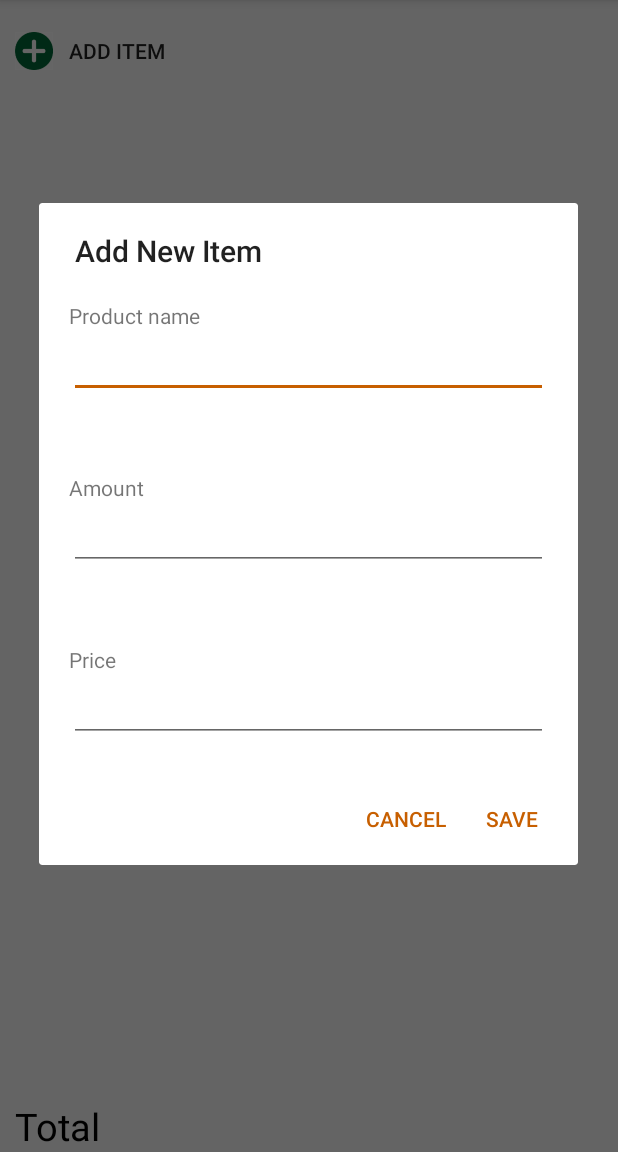
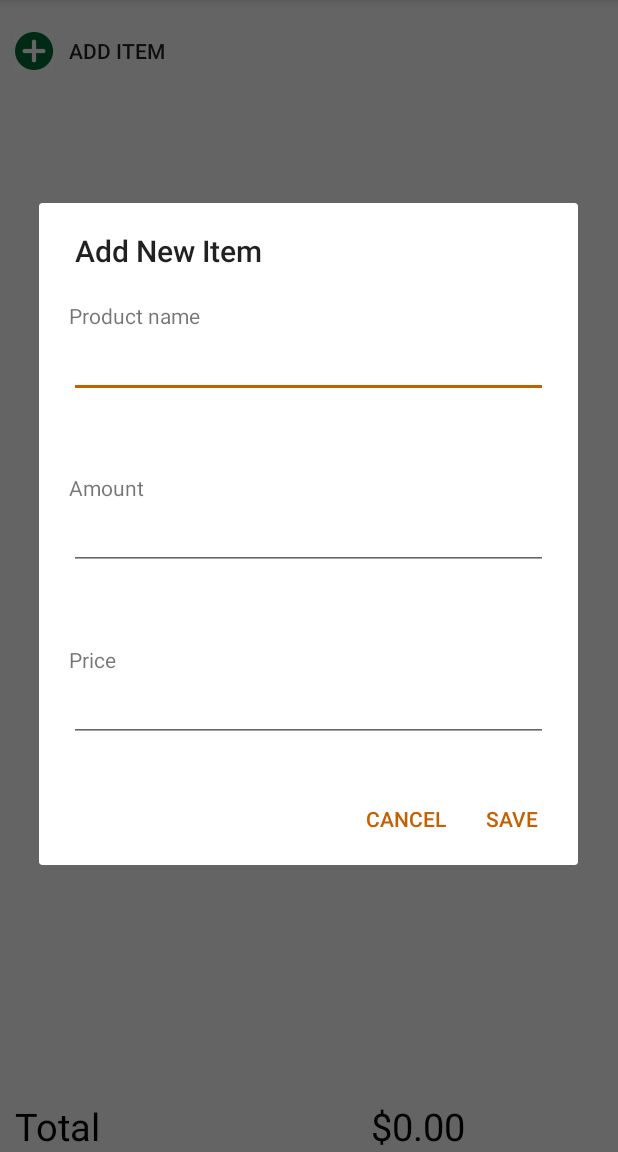
Before and after one commit to lukailun/Advanced-Data-Binding-in-Android-Layout-Expressions, an Android app: the screen it shows after launch (GroceryListActivity), after a tap on "ADD ITEM", on a phone screen of 412 x 824 dp, the part 84-1236 px from its top. Run offline under Robolectric (Android 15) with nearby library versions, the phone set to English and light mode, and no system bars; our stand-ins replace data binding.

Commit message:
using string resources with parameters

```diff
--- a/app/src/main/java/com/yourcompany/gobuy/view/GroceryListActivity.kt
+++ b/app/src/main/java/com/yourcompany/gobuy/view/GroceryListActivity.kt
@@ -37,6 +37,7 @@ class GroceryListActivity : AppCompatActivity(), NewItemDialogFragment.NewItemDi
         binding.addItemButton.setOnClickListener {
             addGroceryItem()
         }
+        binding.total = viewModel.getTotal()
     }
 
     private fun addGroceryItem() {
@@ -57,7 +58,7 @@ class GroceryListActivity : AppCompatActivity(), NewItemDialogFragment.NewItemDi
     private fun deleteGroceryItem(position: Int) {
         Log.d("GoBuy", "delete")
         viewModel.removeItem(position)
-        binding.totalAmount = viewModel.getTotal().toString()
+        binding.total = viewModel.getTotal()
         binding.rvGroceryList.adapter?.notifyDataSetChanged()
     }
 
@@ -73,7 +74,7 @@ class GroceryListActivity : AppCompatActivity(), NewItemDialogFragment.NewItemDi
             viewModel.updateItem(position!!, item)
             binding.rvGroceryList.adapter?.notifyDataSetChanged()
         }
-        binding.totalAmount = String.format("%.2f", viewModel.getTotal())
+        binding.total = viewModel.getTotal()
         Snackbar.make(binding.addItemButton, "Item Added Successfully", Snackbar.LENGTH_LONG)
             .setAction("Action", null).show()
     }
--- a/app/src/main/res/layout/activity_grocery_list.xml
+++ b/app/src/main/res/layout/activity_grocery_list.xml
@@ -1,32 +1,4 @@
-<?xml version="1.0" encoding="utf-8"?><!--
-  ~ Copyright (c) 2019 Razeware LLC
-  ~
-  ~ Permission is hereby granted, free of charge, to any person obtaining a copy
-  ~ of this software and associated documentation files (the "Software"), to deal
-  ~ in the Software without restriction, including without limitation the rights
-  ~ to use, copy, modify, merge, publish, distribute, sublicense, and/or sell
-  ~ copies of the Software, and to permit persons to whom the Software is
-  ~ furnished to do so, subject to the following conditions:
-  ~
-  ~ The above copyright notice and this permission notice shall be included in
-  ~ all copies or substantial portions of the Software.
-  ~
-  ~ Notwithstanding the foregoing, you may not use, copy, modify, merge, publish,
-  ~ distribute, sublicense, create a derivative work, and/or sell copies of the
-  ~ Software in any work that is designed, intended, or marketed for pedagogical or
-  ~ instructional purposes related to programming, coding, application development,
-  ~ or information technology.  Permission for such use, copying, modification,
-  ~ merger, publication, distribution, sublicensing, creation of derivative works,
-  ~ or sale is expressly withheld.
-  ~
-  ~ THE SOFTWARE IS PROVIDED "AS IS", WITHOUT WARRANTY OF ANY KIND, EXPRESS OR
-  ~ IMPLIED, INCLUDING BUT NOT LIMITED TO THE WARRANTIES OF MERCHANTABILITY,
-  ~ FITNESS FOR A PARTICULAR PURPOSE AND NONINFRINGEMENT. IN NO EVENT SHALL THE
-  ~ AUTHORS OR COPYRIGHT HOLDERS BE LIABLE FOR ANY CLAIM, DAMAGES OR OTHER
-  ~ LIABILITY, WHETHER IN AN ACTION OF CONTRACT, TORT OR OTHERWISE, ARISING FROM,
-  ~ OUT OF OR IN CONNECTION WITH THE SOFTWARE OR THE USE OR OTHER DEALINGS IN
-  ~ THE SOFTWARE.
-  -->
+<?xml version="1.0" encoding="utf-8"?>
 
 <layout xmlns:android="http://schemas.android.com/apk/res/android"
     xmlns:app="http://schemas.android.com/apk/res-auto"
@@ -35,8 +7,8 @@
     <data>
 
         <variable
-            name="totalAmount"
-            type="String" />
+            name="total"
+            type="Double" />
     </data>
 
     <androidx.constraintlayout.widget.ConstraintLayout
@@ -84,7 +56,7 @@
                 android:id="@+id/total_text_view"
                 android:layout_width="wrap_content"
                 android:layout_height="match_parent"
-                android:text="@{totalAmount}"
+                android:text='@{@string/money_amount(total)}'
                 android:textColor="@android:color/black"
                 android:textSize="25sp" />
 
```
